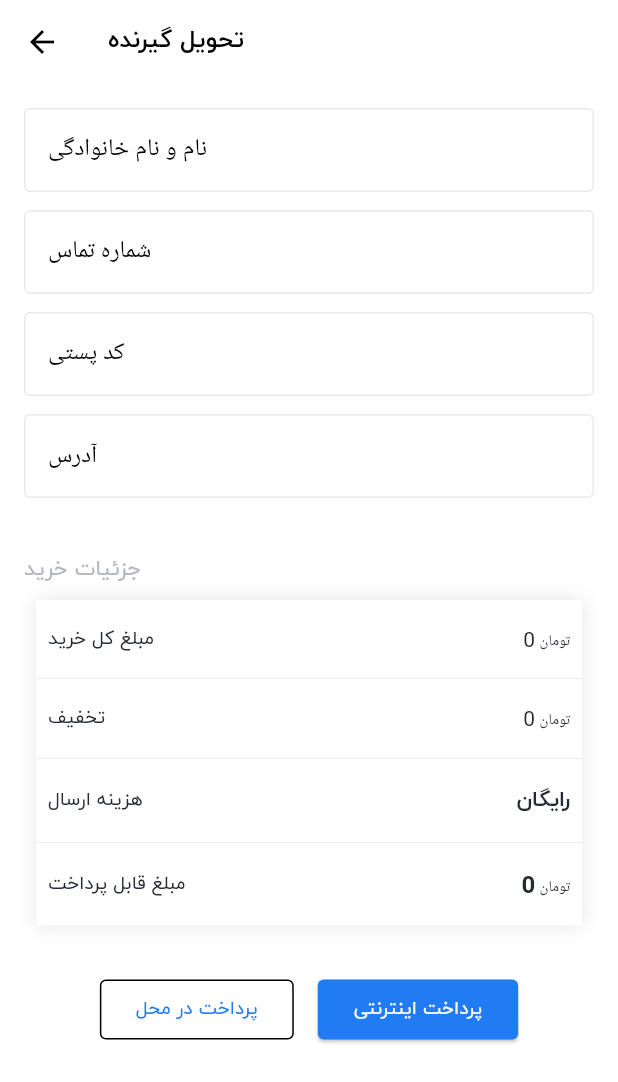
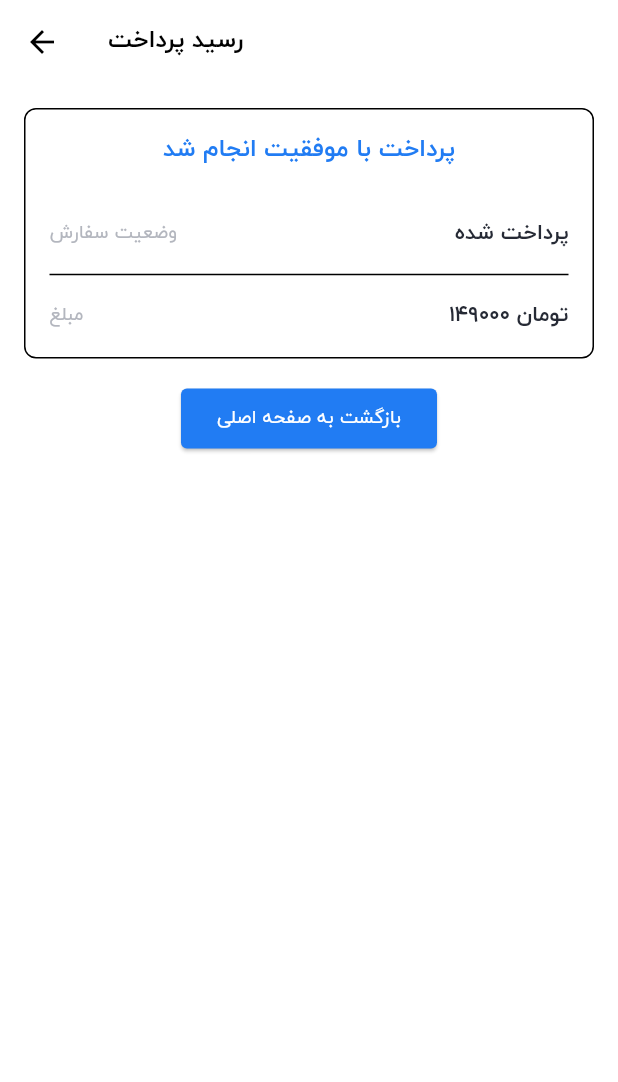
Before and after one commit to amir9877h/shop_flutter, a Flutter app: the ShippingScreen screen opened directly with empty values, after a tap on "پرداخت در محل", on a phone screen of 412 x 824 dp. Shown: the top 1082 px of the screen. Run offline on Flutter 3.47's test engine with Material 3 defaults, Android fonts, the phone set to English and light mode, and no system bars; our stand-ins replace bloc, cached_network_image, dio, equatable, flutter_bloc, flutter_svg and 3 more; accounts and stored records are empty; network calls fail.

Commit message:
payment receipt screen

```diff
--- /dev/null
+++ b/lib/ui/receipt/payment_receipt.dart
@@ -0,0 +1,94 @@
+import 'package:flutter/material.dart';
+import 'package:shop_flutter/theme.dart';
+
+class PaymentReceiptScreen extends StatelessWidget {
+  const PaymentReceiptScreen({super.key});
+
+  @override
+  Widget build(BuildContext context) {
+    final ThemeData themeData = Theme.of(context);
+    return Scaffold(
+      appBar: AppBar(
+        title: const Text('رسید پرداخت'),
+      ),
+      body: Column(
+        children: [
+          Container(
+            padding: const EdgeInsets.all(16),
+            margin: const EdgeInsets.all(16),
+            decoration: BoxDecoration(
+              border: Border.all(
+                color: themeData.dividerColor,
+                width: 1,
+              ),
+              borderRadius: BorderRadius.circular(8),
+            ),
+            child: Column(
+              children: [
+                Text(
+                  'پرداخت با موفقیت انجام شد',
+                  style: themeData.textTheme.titleLarge!
+                      .apply(color: themeData.colorScheme.primary),
+                ),
+                const SizedBox(
+                  height: 32,
+                ),
+                const Row(
+                  mainAxisAlignment: MainAxisAlignment.spaceBetween,
+                  crossAxisAlignment: CrossAxisAlignment.center,
+                  children: [
+                    Text(
+                      'وضعیت سفارش',
+                      style:
+                          TextStyle(color: LightThemeColors.secondaryTextColor),
+                    ),
+                    Text(
+                      'پرداخت شده',
+                      style:
+                          TextStyle(fontWeight: FontWeight.bold, fontSize: 16),
+                    )
+                  ],
+                ),
+                const Divider(
+                  height: 32,
+                  thickness: 1,
+                ),
+                const Row(
+                  mainAxisAlignment: MainAxisAlignment.spaceBetween,
+                  crossAxisAlignment: CrossAxisAlignment.center,
+                  children: [
+                    Text(
+                      'مبلغ',
+                      style:
+                          TextStyle(color: LightThemeColors.secondaryTextColor),
+                    ),
+                    Text(
+                      '۱۴۹۰۰۰ تومان',
+                      style:
+                          TextStyle(fontWeight: FontWeight.bold, fontSize: 16),
+                    )
+                  ],
+                ),
+              ],
+            ),
+          ),
+          ElevatedButton(
+              style: ButtonStyle(
+                  shape: MaterialStateProperty.all<RoundedRectangleBorder>(
+                      RoundedRectangleBorder(
+                    borderRadius: BorderRadius.circular(4.0),
+                    // side: BorderSide(color: Colors.red)
+                  )),
+                  foregroundColor: MaterialStateProperty.all(
+                      Theme.of(context).colorScheme.onPrimary),
+                  backgroundColor: MaterialStateProperty.all(
+                      Theme.of(context).colorScheme.primary)),
+              onPressed: () {
+                Navigator.of(context).popUntil((route) => route.isFirst);
+              },
+              child: const Text('بازگشت به صفحه اصلی'))
+        ],
+      ),
+    );
+  }
+}
--- a/lib/ui/shipping/shipping.dart
+++ b/lib/ui/shipping/shipping.dart
@@ -1,6 +1,7 @@
 import 'package:flutter/material.dart';
 import 'package:shop_flutter/common/utils.dart';
 import 'package:shop_flutter/ui/cart/price_info.dart';
+import 'package:shop_flutter/ui/receipt/payment_receipt.dart';
 
 class ShippingScreen extends StatelessWidget {
   final int payablePrice;
@@ -66,9 +67,9 @@ class ShippingScreen extends StatelessWidget {
                         )),
                       ),
                       onPressed: () {
-                        // Navigator.of(context).push(MaterialPageRoute(
-                        //     builder: (context) =>
-                        //         const PaymentReceiptScreen()));
+                        Navigator.of(context).push(MaterialPageRoute(
+                            builder: (context) =>
+                                const PaymentReceiptScreen()));
                       },
                       child: const Text('پرداخت در محل')),
                   const SizedBox(
```
